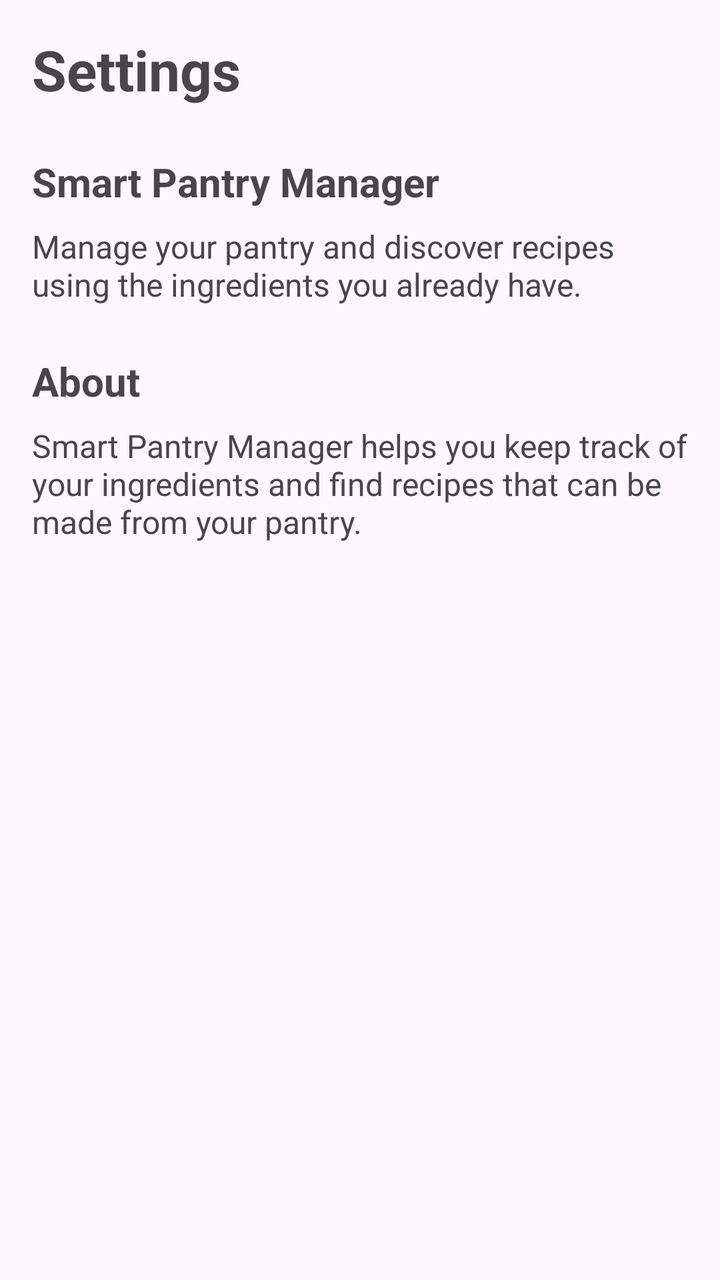
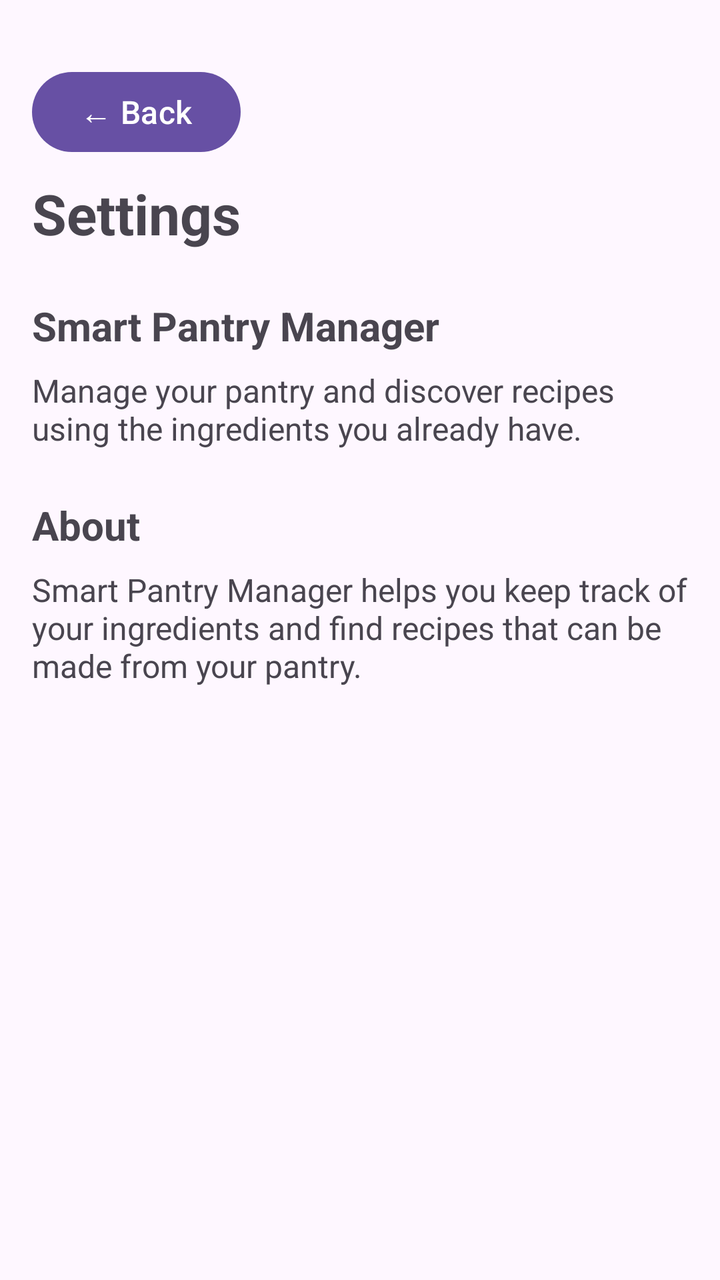

The first picture is an Android layout as it rendered before a commit; the second is the same layout after the commit. The layout source and the unified diff follow.
<!-- AndroidManifest.xml: application theme Theme.SmartPantryManager -->
<!-- res/layout/activity_settings.xml -->
<?xml version="1.0" encoding="utf-8"?>
<LinearLayout xmlns:android="http://schemas.android.com/apk/res/android"
    android:layout_width="match_parent"
    android:layout_height="match_parent"
    android:orientation="vertical"
    android:padding="16dp">

    <TextView
        android:layout_width="match_parent"
        android:layout_height="wrap_content"
        android:text="Settings"
        android:textSize="28sp"
        android:textStyle="bold"
        android:paddingBottom="24dp" />

    <TextView
        android:layout_width="match_parent"
        android:layout_height="wrap_content"
        android:text="Smart Pantry Manager"
        android:textSize="20sp"
        android:textStyle="bold"
        android:paddingBottom="8dp" />

    <TextView
        android:layout_width="match_parent"
        android:layout_height="wrap_content"
        android:text="Manage your pantry and discover recipes using the ingredients you already have."
        android:textSize="16sp"
        android:paddingBottom="24dp" />

    <TextView
        android:layout_width="match_parent"
        android:layout_height="wrap_content"
        android:text="About"
        android:textSize="20sp"
        android:textStyle="bold"
        android:paddingBottom="8dp" />

    <TextView
        android:layout_width="match_parent"
        android:layout_height="wrap_content"
        android:text="Smart Pantry Manager helps you keep track of your ingredients and find recipes that can be made from your pantry."
        android:textSize="16sp" />

</LinearLayout>
<!-- resources referenced by this layout -->
<resources>
  <style name="Theme.SmartPantryManager" parent="Base.Theme.SmartPantryManager" />
  <style name="Base.Theme.SmartPantryManager" parent="Theme.Material3.DayNight.NoActionBar">
          
          
      </style>
</resources>

<!-- the commit's change to res/layout/activity_settings.xml (unified diff, before → after) -->
@@ -4,6 +4,15 @@
     android:layout_height="match_parent"
     android:orientation="vertical"
     android:padding="16dp">
+
+    <Button
+        android:id="@+id/btnBackFromSettings"
+        android:layout_width="wrap_content"
+        android:layout_height="wrap_content"
+        android:text="← Back"
+        android:textSize="16sp"
+        android:layout_marginTop="16dp"
+        android:layout_marginBottom="8dp" />
 
     <TextView
         android:layout_width="match_parent"
